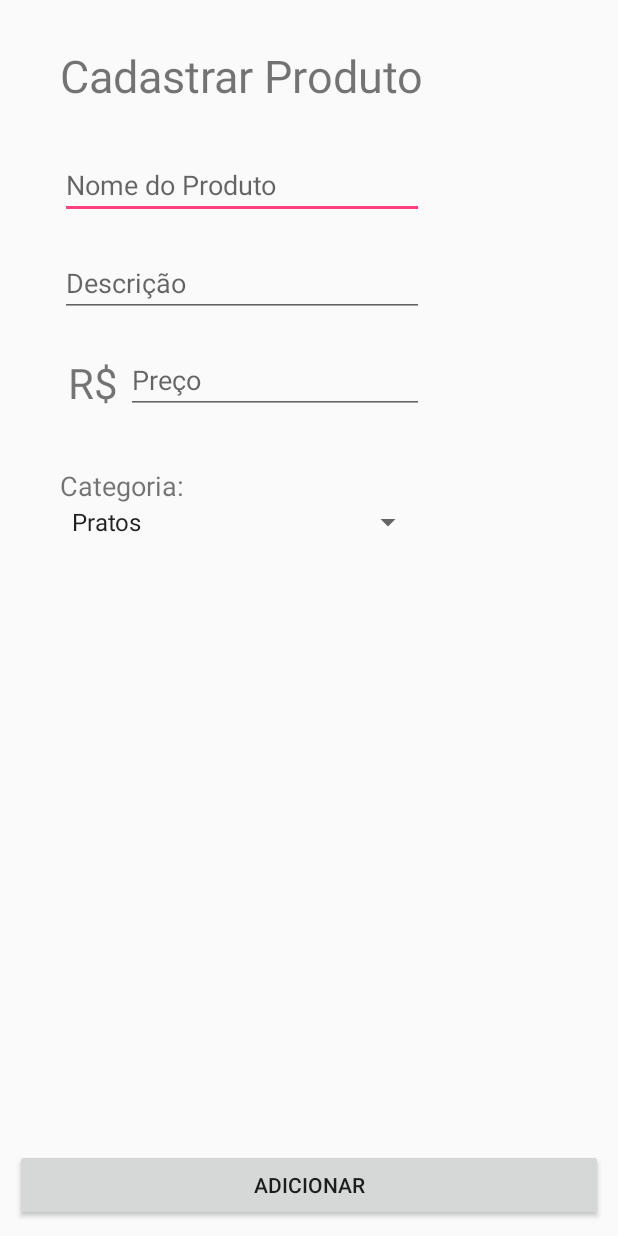
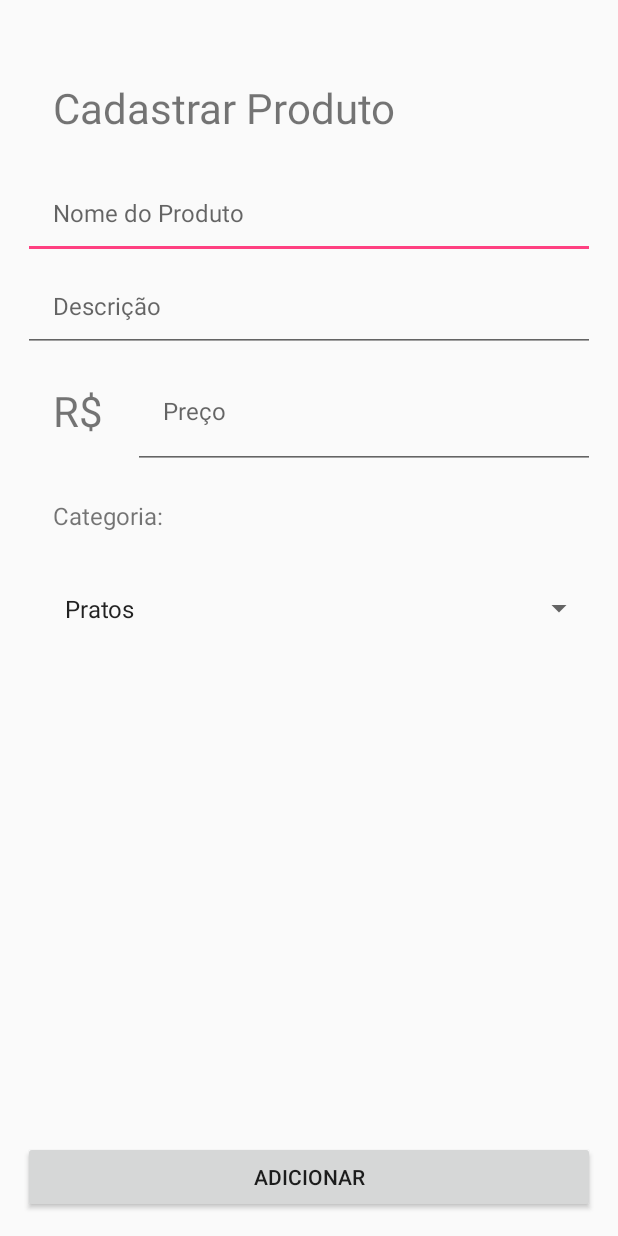
Before and after one commit to Gabriel-Bur/gerenciador-pedidos, an Android app: the FormularioActivity screen opened directly, with no data from a screen before it, on a phone screen of 412 x 824 dp. Run offline under Robolectric (Android 15) with nearby library versions, the phone set to English and light mode, and no system bars; our stand-ins replace Firebase (no records; nobody signed in at launch, a user with empty details on screens opened directly).

Commit message:
definições de layout

```diff
--- a/app/src/main/res/layout/activity_cardapio.xml
+++ b/app/src/main/res/layout/activity_cardapio.xml
@@ -23,6 +23,8 @@
         android:layout_alignParentLeft="true"
         android:layout_alignParentStart="true"
         android:layout_below="@+id/cardapio_carrinhoBtn"
-        android:layout_marginTop="10dp" />
+        android:layout_marginTop="10dp"
+        android:divider="#b5b5b5"
+        android:dividerHeight="1dp" />
 
 </RelativeLayout>
--- a/app/src/main/res/layout/activity_formulario.xml
+++ b/app/src/main/res/layout/activity_formulario.xml
@@ -4,74 +4,80 @@
     xmlns:tools="http://schemas.android.com/tools"
     android:layout_width="match_parent"
     android:layout_height="match_parent"
-    android:padding="10dp"
+    android:padding="15dp"
     tools:context="com.infnet.android.gerenciador_pedidos.FormularioActivity">
 
     <TextView
         android:id="@+id/formulario_headerText"
         android:layout_width="wrap_content"
         android:layout_height="wrap_content"
+        android:layout_alignParentEnd="true"
         android:layout_alignParentLeft="true"
+        android:layout_alignParentRight="true"
         android:layout_alignParentStart="true"
         android:layout_alignParentTop="true"
-        android:layout_marginLeft="30dp"
-        android:layout_marginTop="20dp"
+        android:layout_marginTop="17dp"
+        android:padding="20dp"
         android:text="@string/CadastrarProduto"
-        android:textSize="30sp" />
+        android:textSize="28sp" />
 
     <EditText
         android:id="@+id/formulario_nomeProduto"
         android:layout_width="wrap_content"
         android:layout_height="wrap_content"
         android:layout_alignLeft="@+id/formulario_headerText"
+        android:layout_alignParentEnd="true"
+        android:layout_alignParentRight="true"
         android:layout_alignStart="@+id/formulario_headerText"
         android:layout_below="@+id/formulario_headerText"
-        android:layout_marginTop="30dp"
         android:ems="10"
         android:hint="@string/productName"
         android:inputType="textPersonName"
-        android:layout_alignRight="@+id/formulario_headerText"
-        android:layout_alignEnd="@+id/formulario_headerText" />
+        android:padding="20dp"
+        android:textSize="16sp" />
 
     <EditText
         android:id="@+id/formulario_descricaoProduto"
         android:layout_width="wrap_content"
         android:layout_height="wrap_content"
         android:layout_alignLeft="@+id/formulario_nomeProduto"
+        android:layout_alignParentEnd="true"
+        android:layout_alignParentRight="true"
         android:layout_alignStart="@+id/formulario_nomeProduto"
         android:layout_below="@+id/formulario_nomeProduto"
-        android:layout_marginTop="20dp"
         android:ems="10"
         android:hint="@string/descricaoDoProduto"
         android:inputType="textPersonName"
         android:lines="3"
-        android:layout_alignRight="@+id/formulario_nomeProduto"
-        android:layout_alignEnd="@+id/formulario_nomeProduto" />
+        android:padding="20dp"
+        android:textSize="16sp" />
 
     <EditText
         android:id="@+id/formulario_Valor"
         android:layout_width="wrap_content"
         android:layout_height="wrap_content"
+        android:layout_alignBottom="@+id/formulario_label"
+        android:layout_alignParentEnd="true"
+        android:layout_alignParentRight="true"
+        android:layout_below="@+id/formulario_descricaoProduto"
+        android:layout_toRightOf="@+id/formulario_label"
         android:ems="10"
         android:hint="@string/preco"
         android:inputType="numberDecimal"
-        android:layout_alignTop="@+id/formulario_label"
-        android:layout_toRightOf="@+id/formulario_label"
-        android:layout_alignRight="@+id/formulario_descricaoProduto"
-        android:layout_alignEnd="@+id/formulario_descricaoProduto" />
+        android:padding="20dp"
+        android:textSize="16sp" />
 
     <TextView
         android:id="@+id/formulario_label"
         android:layout_width="wrap_content"
         android:layout_height="wrap_content"
-        android:layout_alignLeft="@+id/formulario_descricaoProduto"
-        android:layout_alignStart="@+id/formulario_descricaoProduto"
-        android:layout_below="@+id/formulario_descricaoProduto"
-        android:layout_marginTop="19dp"
-        android:padding="5dp"
+        android:padding="20dp"
         android:text="@string/RS"
         android:textAlignment="center"
-        android:textSize="28sp" />
+        android:textSize="28sp"
+        android:layout_below="@+id/formulario_descricaoProduto"
+        android:layout_alignLeft="@+id/formulario_descricaoProduto"
+        android:layout_alignStart="@+id/formulario_descricaoProduto" />
 
     <Button
         android:id="@+id/formulario_adicionarBtn"
@@ -87,16 +93,17 @@
         android:layout_height="wrap_content"
         android:layout_alignLeft="@+id/formulario_label"
         android:layout_alignStart="@+id/formulario_label"
-        android:layout_below="@+id/formulario_Valor"
-        android:layout_marginTop="35dp"
+        android:layout_below="@+id/formulario_label"
         android:contentDescription="Categoria"
+        android:padding="20dp"
         android:text="@string/categoria"
-        android:textSize="18sp" />
+        android:textSize="16sp" />
 
     <Spinner
         android:id="@+id/formulario_spinner"
         android:layout_width="match_parent"
         android:layout_height="wrap_content"
+        android:padding="20dp"
         android:layout_alignLeft="@+id/formulario_categoriaLabel"
         android:layout_alignStart="@+id/formulario_categoriaLabel"
         android:layout_below="@+id/formulario_categoriaLabel"
```
Also changed, not shown: app/src/main/java/com/infnet/android/gerenciador_pedidos/MesaActivity.java (+2 -27 lines), app/src/main/res/layout/activity_encerrar.xml (+8 -8 lines), app/src/main/res/layout/activity_mesa.xml (+2 -21 lines), app/src/main/res/layout/activity_mesapopup.xml (+26 -7 lines), app/src/main/res/layout/activity_obspopup.xml (+29 -25 lines).
